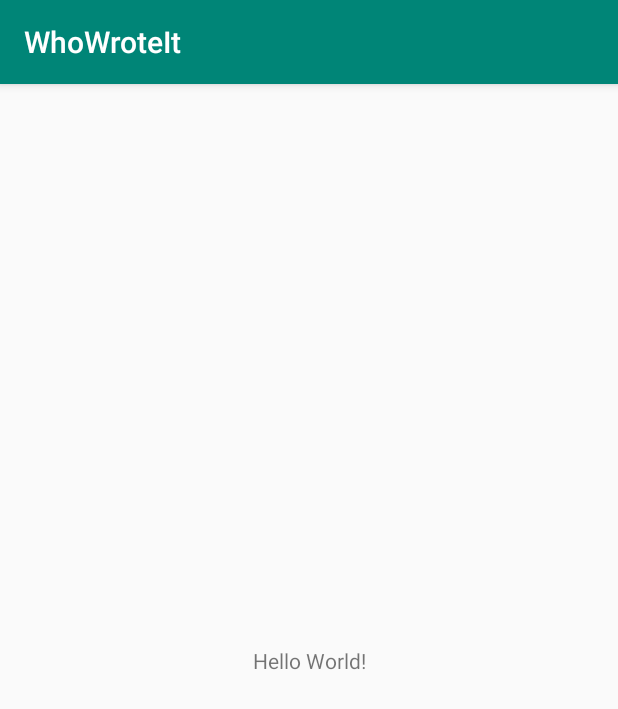
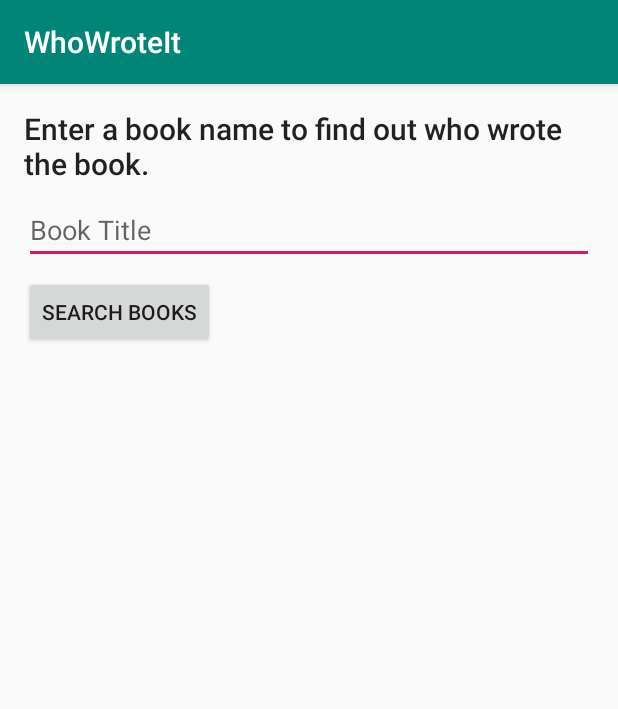
Before and after one commit to thom1376/Lab6, an Android app: the screen it shows after launch (MainActivity), on a phone screen of 412 x 824 dp. Shown: the top 709 px of the screen. Run offline under Robolectric (Android 15) with nearby library versions, the phone set to English and light mode, and no system bars.

Commit message:
Update layout of WhoWroteIt project

```diff
--- a/WhoWroteIt/app/src/main/java/com/example/android/whowroteit/MainActivity.java
+++ b/WhoWroteIt/app/src/main/java/com/example/android/whowroteit/MainActivity.java
@@ -2,6 +2,7 @@ package com.example.android.whowroteit;
 
 import android.support.v7.app.AppCompatActivity;
 import android.os.Bundle;
+import android.view.View;
 
 public class MainActivity extends AppCompatActivity {
 
@@ -10,4 +11,7 @@ public class MainActivity extends AppCompatActivity {
         super.onCreate(savedInstanceState);
         setContentView(R.layout.activity_main);
     }
+
+    public void searchBooks(View view) {
+    }
 }
--- a/WhoWroteIt/app/src/main/res/layout/activity_main.xml
+++ b/WhoWroteIt/app/src/main/res/layout/activity_main.xml
@@ -4,15 +4,57 @@
     xmlns:tools="http://schemas.android.com/tools"
     android:layout_width="match_parent"
     android:layout_height="match_parent"
+    android:layout_margin="16dp"
     tools:context=".MainActivity">
 
     <TextView
+        android:id="@+id/instructions"
+        android:layout_width="match_parent"
+        android:layout_height="wrap_content"
+        android:text="@string/instructions"
+        android:textAppearance="@style/TextAppearance.AppCompat.Title"
+        app:layout_constraintStart_toStartOf="parent"
+        app:layout_constraintTop_toTopOf="parent"/>
+
+    <EditText
+        android:id="@+id/bookInput"
+        android:layout_width="match_parent"
+        android:layout_height="wrap_content"
+        android:layout_marginTop="8dp"
+        android:hint="@string/input_hint"
+        android:inputType="text"
+        app:layout_constraintEnd_toEndOf="parent"
+        app:layout_constraintStart_toStartOf="parent"
+        app:layout_constraintTop_toBottomOf="@+id/instructions"/>
+
+    <Button
+        android:id="@+id/searchButton"
         android:layout_width="wrap_content"
         android:layout_height="wrap_content"
-        android:text="Hello World!"
-        app:layout_constraintBottom_toBottomOf="parent"
-        app:layout_constraintLeft_toLeftOf="parent"
-        app:layout_constraintRight_toRightOf="parent"
-        app:layout_constraintTop_toTopOf="parent" />
+        android:layout_marginTop="8dp"
+        android:onClick="searchBooks"
+        android:text="@string/button_text"
+        app:layout_constraintStart_toStartOf="parent"
+        app:layout_constraintTop_toBottomOf="@+id/bookInput"/>
+
+    <TextView
+        android:id="@+id/titleText"
+        android:layout_width="wrap_content"
+        android:layout_height="wrap_content"
+        android:layout_marginTop="16dp"
+        android:textAppearance=
+            "@style/TextAppearance.AppCompat.Headline"
+        app:layout_constraintStart_toStartOf="parent"
+        app:layout_constraintTop_toBottomOf="@+id/searchButton" />
+
+    <TextView
+        android:id="@+id/authorText"
+        android:layout_width="wrap_content"
+        android:layout_height="wrap_content"
+        android:layout_marginTop="8dp"
+        android:textAppearance=
+            "@style/TextAppearance.AppCompat.Headline"
+        app:layout_constraintStart_toStartOf="parent"
+        app:layout_constraintTop_toBottomOf="@+id/titleText"/>
 
 </android.support.constraint.ConstraintLayout>
--- a/WhoWroteIt/app/src/main/res/values/strings.xml
+++ b/WhoWroteIt/app/src/main/res/values/strings.xml
@@ -1,3 +1,6 @@
 <resources>
     <string name="app_name">WhoWroteIt</string>
+    <string name="instructions">Enter a book name to find out who wrote the book. </string>
+    <string name="button_text">Search Books</string>
+    <string name="input_hint">Book Title</string>
 </resources>
```
